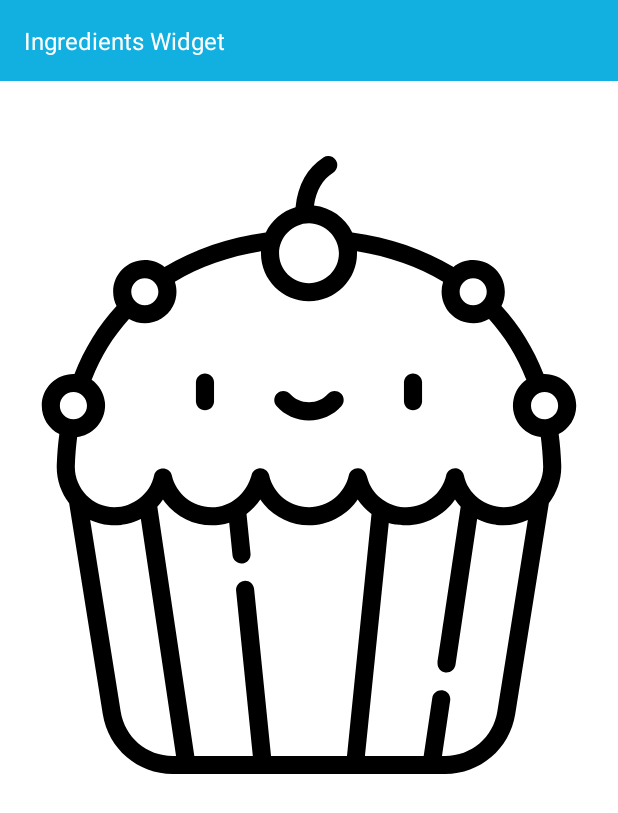
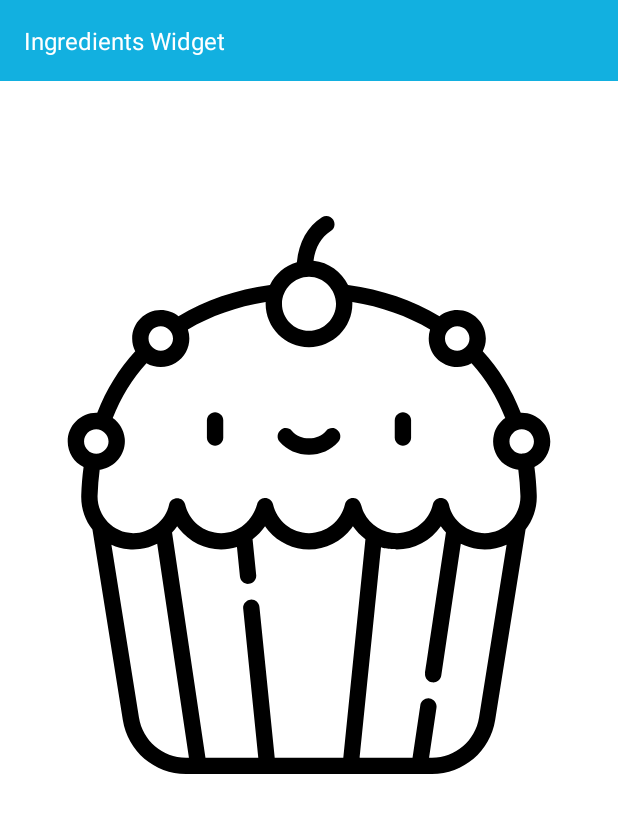
Before and after one commit to abdullah10182/baking-app, an Android app: the layout recipe_widget_provider.xml on its own in the app's theme, with its tools: preview values and no code run, on a phone screen of 412 x 824 dp. Shown: the top 813 px of the screen. Run offline under Robolectric (Android 15) with nearby library versions, the phone set to English and light mode, and no system bars.

Commit message:
last widget changes

```diff
--- a/app/src/main/res/layout/recipe_widget_provider.xml
+++ b/app/src/main/res/layout/recipe_widget_provider.xml
@@ -34,6 +34,7 @@
                 android:layout_width="wrap_content"
                 android:src="@drawable/ic_cupcake_outline"
                 android:background="#fff"
+                android:padding="20dp"
                 android:layout_height="wrap_content"/>
     </LinearLayout>
 
--- a/app/src/main/res/xml/recipe_widget_provider_info.xml
+++ b/app/src/main/res/xml/recipe_widget_provider_info.xml
@@ -2,7 +2,7 @@
 <appwidget-provider xmlns:android="http://schemas.android.com/apk/res/android"
     android:initialKeyguardLayout="@layout/recipe_widget_provider"
     android:initialLayout="@layout/recipe_widget_provider"
-    android:minWidth="250dp"
+    android:minWidth="180dp"
     android:minHeight="250dp"
     android:previewImage="@drawable/ic_cupcake"
     android:resizeMode="horizontal|vertical"
```
